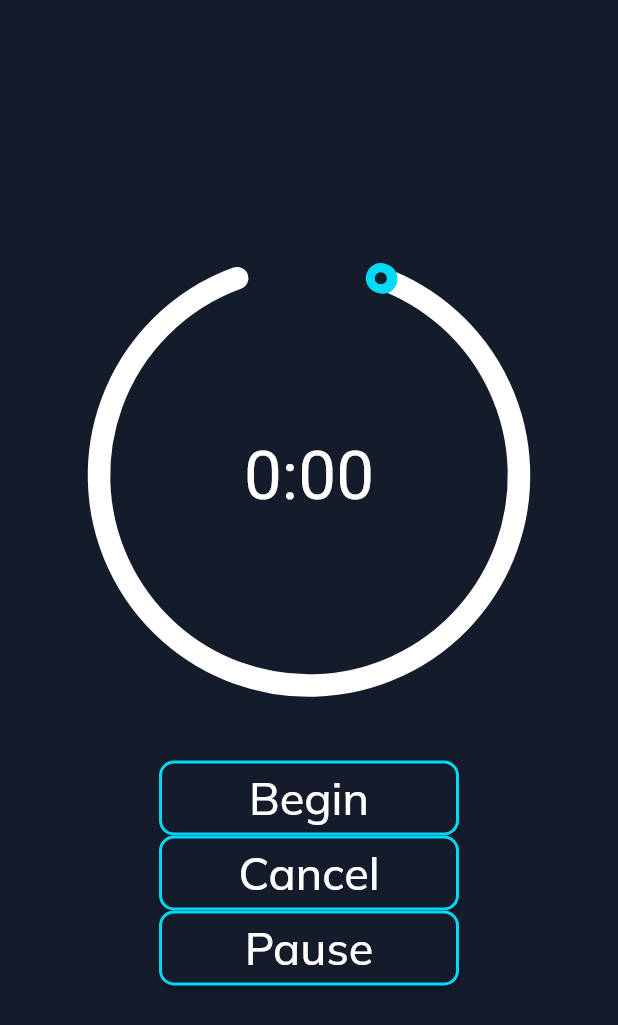
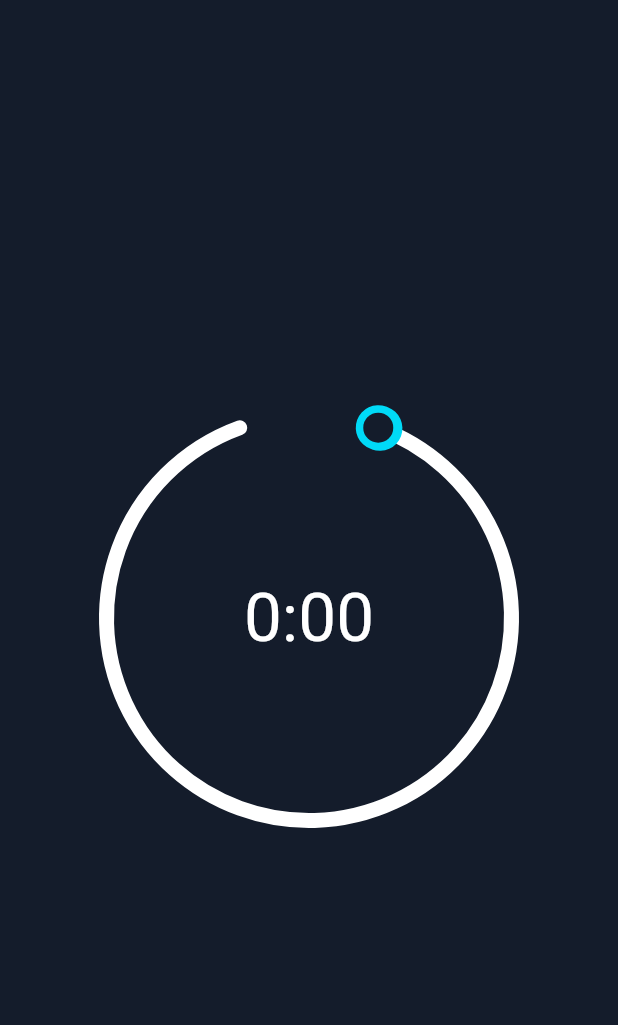
Before and after one commit to ElmeriVincent/SleekCircularSliderW_controls, a Flutter app: the HomeScreen screen opened directly, on a phone screen of 412 x 824 dp. Shown: the top 1025 px of the screen. Run offline on Flutter 3.47's test engine with Material 2 defaults, Android fonts, the light colour scheme and no system bars; drawn by our look-alikes of sleek_circular_slider; our stand-ins replace google_fonts, time.

Commit message:
slider error handling and other little things.
Don't know what to call this commit so let's go with this.

```diff
--- a/lib/screens/home/home_screen.dart
+++ b/lib/screens/home/home_screen.dart
@@ -6,8 +6,15 @@
 
   @override
   Widget build(BuildContext context) {
-    return const Scaffold(
-      body: TimerWidget(),
-    );
+    return Scaffold(
+        body: Center(
+      child: Column(
+        mainAxisAlignment: MainAxisAlignment.center,
+        crossAxisAlignment: CrossAxisAlignment.center,
+        children: const [
+          TimerWidget(),
+        ],
+      ),
+    ));
   }
 }
--- a/lib/screens/home/widgets/timer_widget.dart
+++ b/lib/screens/home/widgets/timer_widget.dart
@@ -4,195 +4,163 @@
 import 'package:sleek_circular_slider/sleek_circular_slider.dart';
 
 class TimerWidget extends StatefulWidget {
-  const TimerWidget({super.key});
+  const TimerWidget({Key? key}) : super(key: key);
 
   @override
   State<TimerWidget> createState() => _TimerWidgetState();
 }
 
+enum TimerStatus {
+  running,
+  paused,
+  stopped,
+}
+
 class _TimerWidgetState extends State<TimerWidget> {
-  Duration studyTime = 0.minutes;
-  Duration minus = 1.seconds;
-  Duration init = 0.seconds;
-  bool isTimerRunning = false;
-  bool isTimerPaused = false;
-  Timer? timer;
+  double initialSliderValue = 0.0;
+  Duration _studyTime = Duration.zero;
+  late Timer timer;
+  TimerStatus _timerStatus = TimerStatus.stopped;
 
   @override
-  Widget build(BuildContext context) {
-    final theme = Theme.of(context);
-    return Column(
-      mainAxisAlignment: MainAxisAlignment.center,
-      crossAxisAlignment: CrossAxisAlignment.center,
-      children: [
-        Center(
-          child: SleekCircularSlider(
-            min: 0,
-            max: 60,
-            initialValue: 0.0,
-            appearance: CircularSliderAppearance(
-              customWidths:
-                  CustomSliderWidths(progressBarWidth: 20, trackWidth: 15),
-              size: 300,
-              startAngle: 290,
-              angleRange: 320,
-              infoProperties: InfoProperties(
-                mainLabelStyle: theme.textTheme.displayLarge,
-                modifier: (double value) {
-                  return display();
-                },
-              ),
-              counterClockwise: false,
-              customColors: CustomSliderColors(
-                progressBarColor: theme.colorScheme.secondary,
-                trackColor: theme.colorScheme.primary,
-                dotColor: theme.colorScheme.background,
-              ),
-            ),
-            onChange: (value) {
-              setState(() {
-                studyTime = Duration(minutes: value.toInt());
-                // if slider is changes during countdown
-                // countdown should pause and countinue when
-              });
-            },
-          ),
-        ),
-        const Padding(padding: EdgeInsets.all(20)),
-        SizedBox(
-          height: 50,
-          width: 200,
-          child: ElevatedButton(
-            style: ElevatedButton.styleFrom(
-              backgroundColor: theme.colorScheme.background,
-              side: BorderSide(
-                color: theme.colorScheme.outline,
-                width: 2,
-              ),
-              shape: RoundedRectangleBorder(
-                borderRadius: BorderRadius.circular(10),
-              ),
-            ),
-            onPressed: () {
-              if (!isTimerRunning) {
-                startTimer();
-              }
-            },
-            child: Text(
-              'Begin',
-              style: TextStyle(
-                color: theme.colorScheme.primary,
-                fontSize: 30,
-              ),
-            ),
-          ),
-        ),
-        SizedBox(
-          height: 50,
-          width: 200,
-          child: ElevatedButton(
-            style: ElevatedButton.styleFrom(
-              backgroundColor: theme.colorScheme.background,
-              side: BorderSide(
-                color: theme.colorScheme.outline,
-                width: 2,
-              ),
-              shape: RoundedRectangleBorder(
-                borderRadius: BorderRadius.circular(10),
-              ),
-            ),
-            onPressed: () {
-              cancelTimer();
-            },
-            child: Text(
-              'Cancel',
-              style: TextStyle(
-                color: theme.colorScheme.primary,
-                fontSize: 30,
-              ),
-            ),
-          ),
-        ),
-        SizedBox(
-          height: 50,
-          width: 200,
-          child: ElevatedButton(
-            style: ElevatedButton.styleFrom(
-              backgroundColor: theme.colorScheme.background,
-              side: BorderSide(
-                color: theme.colorScheme.outline,
-                width: 2,
-              ),
-              shape: RoundedRectangleBorder(
-                borderRadius: BorderRadius.circular(10),
-              ),
-            ),
-            onPressed: () {
-              pauseTimer();
-            },
-            child: Text(
-              'Pause',
-              style: TextStyle(
-                color: theme.colorScheme.primary,
-                fontSize: 30,
-              ),
-            ),
-          ),
-        ),
-      ],
-    );
+  void initState() {
+    super.initState();
+    // Initialize the initial slider value to the study time in minutes
+    initialSliderValue = _studyTime.inMinutes.toDouble();
+  }
+
+  void _initializeTimer() {
+    // Convert the study time to minutes and set the initial slider value
+    initialSliderValue = _studyTime.inSeconds / 60;
+    // Check that the initial slider value is within the valid range of 0 to 60
+    try {
+      assert(initialSliderValue >= 0 && initialSliderValue <= 61);
+    } catch (e) {
+      throw Exception('Invalid slider value: $initialSliderValue');
+    }
+    // Set up a periodic timer to decrement the study time every second
+    timer = Timer.periodic(1.seconds, (timer) {
+      setState(() {
+        _studyTime -= const Duration(seconds: 1);
+        // If the study time reaches zero,
+        // cancel the timer and set the timer status to stopped
+        if (_studyTime <= Duration.zero) {
+          timer.cancel();
+          _timerStatus = TimerStatus.stopped;
+        }
+      });
+    });
   }
 
   // To begin the countdown timer
   void startTimer() {
-    if (timer != null) {
-      timer!.cancel();
+    if (_timerStatus == TimerStatus.running) {
+      // If the timer is already running, cancel the timer
+      timer.cancel();
     }
-    timer = Timer.periodic(1.seconds, (timer) {
-      setState(() {
-        studyTime -= minus;
-        if (studyTime <= Duration.zero) {
-          isTimerRunning = false;
-          timer.cancel();
-        }
-      });
-    });
-    isTimerRunning = true;
+    // Initialize the timer and set the timer status to running
+    _initializeTimer();
+    _timerStatus = TimerStatus.running;
   }
 
   //To pause the countdown timer
   void pauseTimer() {
-    if (timer != null && isTimerRunning && !isTimerPaused) {
-      timer!.cancel();
-      isTimerPaused = true;
-    } else if (isTimerPaused) {
-      startTimer();
-      isTimerPaused = false;
+    if (_timerStatus == TimerStatus.running) {
+      // If the timer is running,
+      // cancel the timer and set the timer status to paused
+      timer.cancel();
+      _timerStatus = TimerStatus.paused;
+    } else if (_timerStatus == TimerStatus.paused) {
+      // If the timer is paused,
+      // initialize the timer and set the timer status to running
+      _initializeTimer();
+      _timerStatus = TimerStatus.running;
     }
   }
 
   //To cancel the countdown timer
   void cancelTimer() {
-    if (isTimerRunning && !isTimerPaused | isTimerPaused) {
-      /// slider set to start
+    if (_timerStatus != TimerStatus.stopped) {
+      // If the timer is running or paused,
+      // cancel the timer and set the timer status to stopped
+      timer.cancel();
+      _timerStatus = TimerStatus.stopped;
+      // Reset the study time to zero
       setState(() {
-        studyTime = Duration.zero;
+        _studyTime = Duration.zero;
       });
-      timer!.cancel();
-      isTimerRunning = false;
     }
   }
 
-  String display() {
-    int remainingSeconds = studyTime.inSeconds;
+  // This function is called when the user changes the study time slider
+  void _handleDurationChange(double value) {
+    int newMinutes = value.toInt();
+    // Check if the new value is within the valid range of 1 to 60 minutes
+    if (newMinutes < 0 || newMinutes > 60) {
+      ScaffoldMessenger.of(context).showSnackBar(
+        const SnackBar(
+          content: Text('Congrats! Impossible error unlocked.'),
+        ),
+      );
+      return;
+    }
+    setState(() {
+      _studyTime = Duration(minutes: newMinutes);
+    });
+  }
+
+  // Get the remaining time in the format mm:ss
+  String get remainingTimeDisplay {
+    int remainingSeconds = _studyTime.inSeconds;
     int minutes = (remainingSeconds / 60).floor();
     int seconds = remainingSeconds % 60;
     return '$minutes:${seconds.toString().padLeft(2, '0')}';
   }
 
   @override
+  Widget build(BuildContext context) {
+    final theme = Theme.of(context);
+    return SleekCircularSlider(
+      min: 0,
+      max: 60,
+      initialValue: _studyTime.inSeconds / 60,
+      appearance: CircularSliderAppearance(
+        customWidths: CustomSliderWidths(
+          handlerSize: 10,
+          shadowWidth: 50,
+          progressBarWidth: 30,
+          trackWidth: 10,
+        ),
+        size: 300,
+        startAngle: 290,
+        angleRange: 320,
+        infoProperties: InfoProperties(
+          mainLabelStyle: theme.textTheme.displayLarge,
+          modifier: (double value) {
+            return remainingTimeDisplay;
+          },
+        ),
+        counterClockwise: false,
+        customColors: CustomSliderColors(
+          progressBarColor: theme.colorScheme.secondary,
+          trackColor: theme.colorScheme.primary,
+          dotColor: theme.colorScheme.background,
+        ),
+      ),
+      onChangeStart: (startValue) => pauseTimer(),
+      onChange: _handleDurationChange,
+      onChangeEnd: (endValue) {
+        _studyTime = Duration(minutes: endValue.toInt());
+        if (_timerStatus == TimerStatus.stopped) {
+          startTimer();
+        }
+      },
+    );
+  }
+
+  @override
   void dispose() {
-    timer?.cancel();
+    timer.cancel();
     super.dispose();
   }
 }
```
